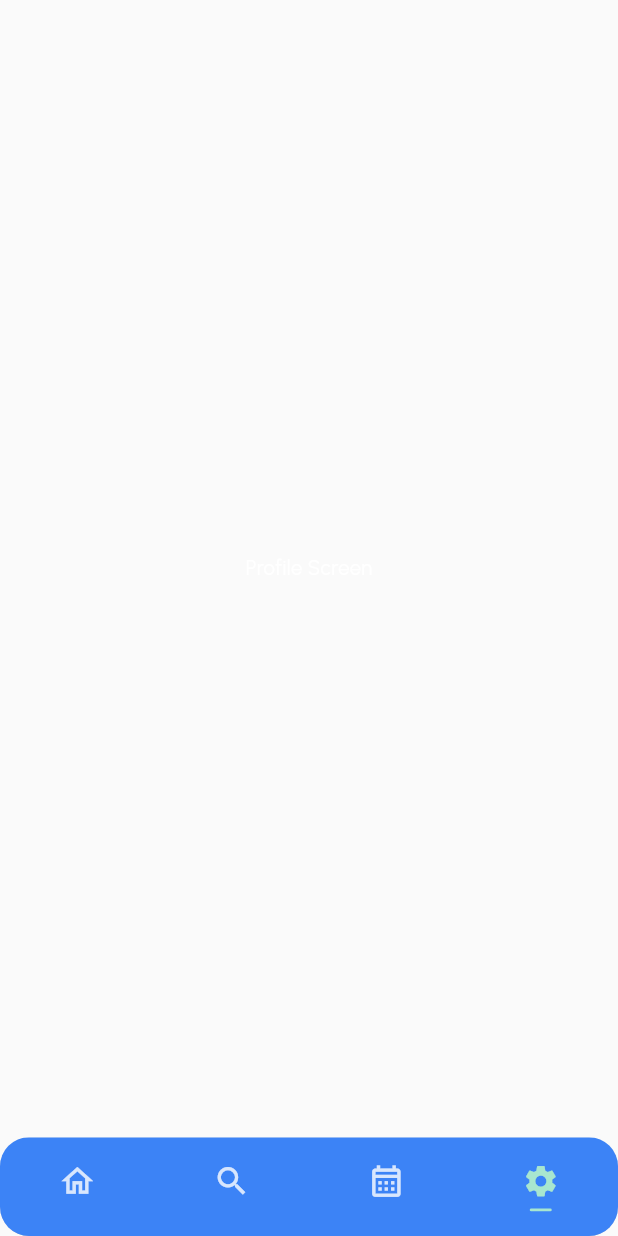
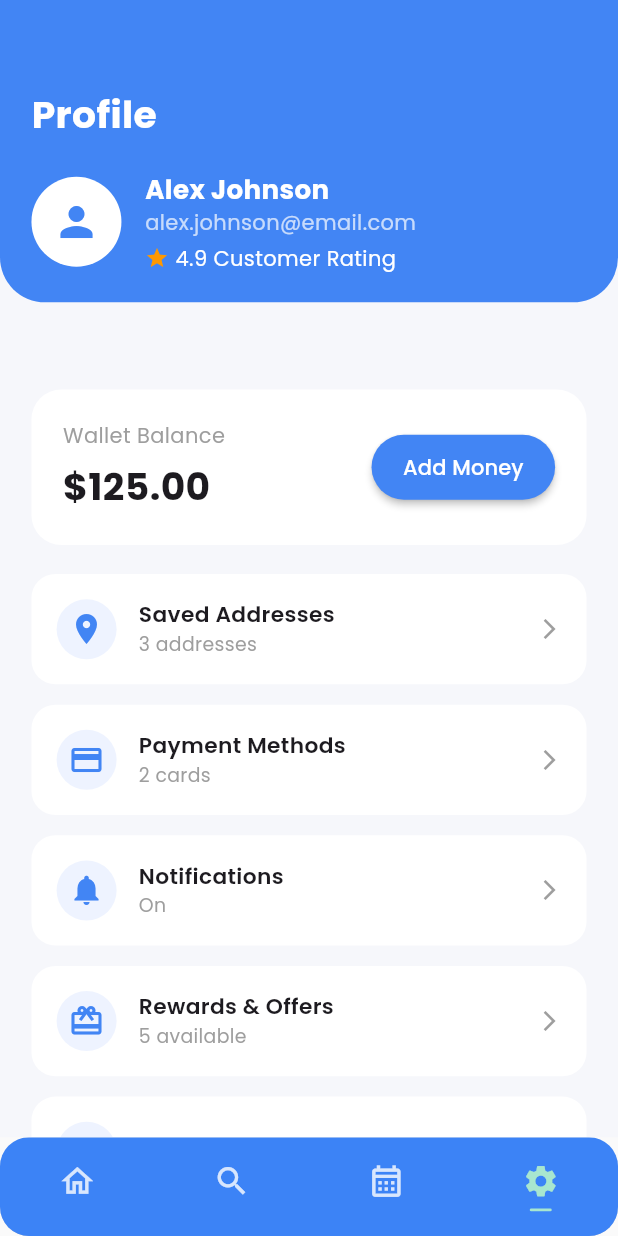
Before and after one commit to Hassaan-Rajwani/Fix-Master, a Flutter app: the CustomerBottomNav screen opened directly, item 4 of the bottom bar chosen, on a phone screen of 412 x 824 dp. Run offline on Flutter 3.47's test engine with Material 3 defaults, Android fonts, the phone set to English and light mode, and no system bars; our stand-ins replace flutter_screenutil, font_awesome_flutter, get, google_fonts.

Commit message:
feat: setting screen

```diff
--- a/lib/pages/dashboard/customer_bottom_nav.dart
+++ b/lib/pages/dashboard/customer_bottom_nav.dart
@@ -3,6 +3,7 @@
 import 'package:fix_master/controllers/customer/dashboard/customer_bottom_nav_controller.dart';
 import 'package:fix_master/pages/dashboard/booking/booking_screen.dart';
 import 'package:fix_master/pages/dashboard/home/home_screen.dart';
+import 'package:fix_master/pages/dashboard/setting/setting_screen.dart';
 import 'package:fix_master/utils/color_constant.dart';
 import 'package:fix_master/utils/font_constant.dart';
 import 'package:flutter/material.dart';
@@ -25,9 +26,7 @@ class _CustomerBottomNavState extends State<CustomerBottomNav> {
       child: Text('Search Screen', style: appFont(color: AppColor.whiteColor)),
     ),
     BookingScreen(),
-    Center(
-      child: Text('Profile Screen', style: appFont(color: AppColor.whiteColor)),
-    ),
+    SettingScreen(),
   ];
 
   void onItemTaapped(int index) {
--- /dev/null
+++ b/lib/pages/dashboard/setting/setting_screen.dart
@@ -0,0 +1,201 @@
+import 'package:flutter/material.dart';
+import 'package:flutter_screenutil/flutter_screenutil.dart';
+
+class SettingScreen extends StatelessWidget {
+  const SettingScreen({super.key});
+
+  @override
+  Widget build(BuildContext context) {
+    return Scaffold(
+      backgroundColor: const Color(0xffF6F7FB),
+      body: Column(
+        children: [
+          _topProfileHeader(),
+
+          Expanded(
+            child: SingleChildScrollView(
+              child: Column(
+                children: [
+                  SizedBox(height: 60.h),
+                  _walletCard(),
+                  SizedBox(height: 20.h),
+                  _menuCard(),
+                  SizedBox(height: 30.h),
+                ],
+              ),
+            ),
+          ),
+        ],
+      ),
+    );
+  }
+
+  /// 🔵 Profile Header
+  Widget _topProfileHeader() {
+    return Container(
+      width: double.infinity,
+      padding: EdgeInsets.fromLTRB(20.w, 60.h, 20.w, 20.h),
+      decoration: const BoxDecoration(
+        color: Color(0xff4285F4),
+        borderRadius: BorderRadius.vertical(bottom: Radius.circular(30)),
+      ),
+      child: Column(
+        crossAxisAlignment: CrossAxisAlignment.start,
+        children: [
+          Text(
+            "Profile",
+            style: TextStyle(
+              color: Colors.white,
+              fontSize: 26.sp,
+              fontWeight: FontWeight.bold,
+            ),
+          ),
+          SizedBox(height: 20.h),
+
+          Row(
+            children: [
+              CircleAvatar(
+                radius: 30,
+                backgroundColor: Colors.white,
+                child: Icon(
+                  Icons.person,
+                  size: 32,
+                  color: const Color(0xff4285F4),
+                ),
+              ),
+              SizedBox(width: 15.w),
+
+              Column(
+                crossAxisAlignment: CrossAxisAlignment.start,
+                children: [
+                  Text(
+                    "Alex Johnson",
+                    style: TextStyle(
+                      color: Colors.white,
+                      fontSize: 18.sp,
+                      fontWeight: FontWeight.bold,
+                    ),
+                  ),
+                  Text(
+                    "alex.johnson@email.com",
+                    style: TextStyle(color: Colors.white70),
+                  ),
+                  SizedBox(height: 4.h),
+                  Row(
+                    children: [
+                      const Icon(Icons.star, color: Colors.orange, size: 16),
+                      SizedBox(width: 4.w),
+                      Text(
+                        "4.9 Customer Rating",
+                        style: const TextStyle(color: Colors.white),
+                      ),
+                    ],
+                  ),
+                ],
+              ),
+            ],
+          ),
+        ],
+      ),
+    );
+  }
+
+  /// 💳 Wallet Card
+  Widget _walletCard() {
+    return Padding(
+      padding: EdgeInsets.symmetric(horizontal: 20.w),
+      child: Container(
+        padding: EdgeInsets.all(20.w),
+        decoration: BoxDecoration(
+          color: Colors.white,
+          borderRadius: BorderRadius.circular(20),
+        ),
+        child: Row(
+          children: [
+            Column(
+              crossAxisAlignment: CrossAxisAlignment.start,
+              children: [
+                const Text(
+                  "Wallet Balance",
+                  style: TextStyle(color: Colors.grey),
+                ),
+                SizedBox(height: 6.h),
+                Text(
+                  "\$125.00",
+                  style: TextStyle(
+                    fontSize: 26.sp,
+                    fontWeight: FontWeight.bold,
+                  ),
+                ),
+              ],
+            ),
+            const Spacer(),
+            ElevatedButton(
+              onPressed: () {},
+              style: ElevatedButton.styleFrom(
+                backgroundColor: const Color(0xff4285F4),
+                shape: RoundedRectangleBorder(
+                  borderRadius: BorderRadius.circular(30),
+                ),
+                padding: EdgeInsets.symmetric(horizontal: 20.w, vertical: 12.h),
+              ),
+              child: const Text("Add Money"),
+            ),
+          ],
+        ),
+      ),
+    );
+  }
+
+  /// 📋 Menu List
+  Widget _menuCard() {
+    return Padding(
+      padding: EdgeInsets.symmetric(horizontal: 20.w),
+      child: Column(
+        children: [
+          _menuItem(Icons.location_on, "Saved Addresses", "3 addresses"),
+          _menuItem(Icons.credit_card, "Payment Methods", "2 cards"),
+          _menuItem(Icons.notifications, "Notifications", "On"),
+          _menuItem(Icons.card_giftcard, "Rewards & Offers", "5 available"),
+          _menuItem(Icons.help_outline, "Help & Support", ""),
+        ],
+      ),
+    );
+  }
+
+  Widget _menuItem(IconData icon, String title, String subtitle) {
+    return Container(
+      margin: EdgeInsets.only(bottom: 14.h),
+      padding: EdgeInsets.all(16.w),
+      decoration: BoxDecoration(
+        color: Colors.white,
+        borderRadius: BorderRadius.circular(16),
+      ),
+      child: Row(
+        children: [
+          CircleAvatar(
+            backgroundColor: const Color(0xffEEF3FF),
+            child: Icon(icon, color: const Color(0xff4285F4)),
+          ),
+          SizedBox(width: 14.w),
+          Column(
+            crossAxisAlignment: CrossAxisAlignment.start,
+            children: [
+              Text(
+                title,
+                style: TextStyle(fontWeight: FontWeight.w600, fontSize: 15.sp),
+              ),
+              if (subtitle.isNotEmpty)
+                Text(
+                  subtitle,
+                  style: TextStyle(color: Colors.grey, fontSize: 13.sp),
+                ),
+            ],
+          ),
+          const Spacer(),
+          const Icon(Icons.arrow_forward_ios, size: 16, color: Colors.grey),
+        ],
+      ),
+    );
+  }
+}
```
